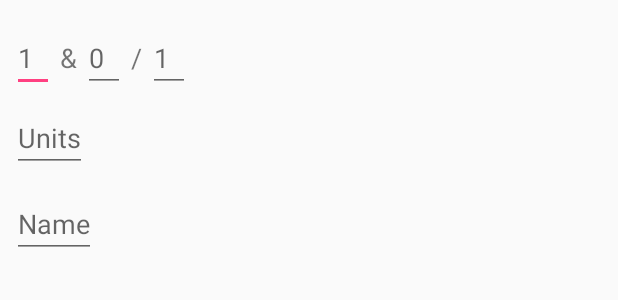
After one commit to reecree/RecipeList_Android, an Android app: the layout dialog_edit_ingredient.xml on its own in the app's theme, with its tools: preview values and no code run, on a phone screen of 412 x 824 dp. The commit adds this screen. Shown: the top 300 px of the screen. Run offline under Robolectric (Android 15) with nearby library versions, the phone set to English and light mode, and no system bars.

Commit message:
Implemented edit ingredient functionality. Still need to have invalid input dialog go ontop of edit ingredient dialog by doing custom class for ingredient dialog

```diff
--- /dev/null
+++ b/app/src/main/res/layout/dialog_edit_ingredient.xml
@@ -0,0 +1,108 @@
+<LinearLayout xmlns:android="http://schemas.android.com/apk/res/android"
+    android:orientation="vertical"
+    android:layout_width="wrap_content"
+    android:layout_height="wrap_content">
+    <RelativeLayout
+        android:layout_width="wrap_content"
+        android:layout_height="wrap_content">
+        <EditText
+            android:id="@+id/dialog_ingr_whole_num"
+            android:inputType="number"
+            android:minWidth="28dp"
+            android:maxLength="4"
+            android:layout_width="wrap_content"
+            android:layout_height="wrap_content"
+            android:layout_marginTop="16dp"
+            android:layout_marginStart="8dp"
+            android:layout_marginEnd="2dp"
+            android:layout_marginBottom="4dp"
+            android:hint="@string/number_1"
+            android:textSize="18sp" />
+        <TextView
+            android:id="@+id/dialog_ingr_amp"
+            android:layout_width="wrap_content"
+            android:layout_height="wrap_content"
+            android:layout_marginStart="2dp"
+            android:layout_marginEnd="2dp"
+            android:layout_toEndOf="@+id/dialog_ingr_whole_num"
+            android:layout_alignBaseline="@+id/dialog_ingr_whole_num"
+            android:text="@string/ampersand"
+            android:textSize="18sp" />
+        <EditText
+            android:id="@+id/dialog_ingr_numerator"
+            android:minWidth="28dp"
+            android:maxLength="4"
+            android:layout_width="wrap_content"
+            android:layout_height="wrap_content"
+            android:inputType="number"
+            android:layout_marginStart="2dp"
+            android:layout_marginEnd="2dp"
+            android:layout_toEndOf="@+id/dialog_ingr_amp"
+            android:layout_alignBaseline="@+id/dialog_ingr_amp"
+            android:textSize="18sp"
+            android:hint="@string/number_0" />
+        <TextView
+            android:id="@+id/dialog_ingr_slash"
+            android:layout_width="wrap_content"
+            android:layout_height="wrap_content"
+            android:layout_marginStart="2dp"
+            android:layout_marginEnd="2dp"
+            android:layout_toEndOf="@+id/dialog_ingr_numerator"
+            android:layout_alignBaseline="@+id/dialog_ingr_numerator"
+            android:text="@string/forslash"
+            android:textSize="18sp"/>
+        <EditText
+            android:id="@+id/dialog_ingr_den"
+            android:minWidth="28dp"
+            android:maxLength="4"
+            android:layout_width="wrap_content"
+            android:layout_height="wrap_content"
+            android:inputType="number"
+            android:layout_marginStart="2dp"
+            android:layout_marginEnd="2dp"
+            android:layout_toEndOf="@+id/dialog_ingr_slash"
+            android:layout_alignBaseline="@+id/dialog_ingr_slash"
+            android:hint="@string/number_1"
+            android:textSize="18sp"/>
+    </RelativeLayout>
+    <!--<RelativeLayout-->
+        <!--android:layout_width="wrap_content"-->
+        <!--android:layout_height="wrap_content">-->
+        <EditText
+            android:id="@+id/dialog_ingr_unit"
+            android:inputType="text"
+            android:maxLines="1"
+            android:maxLength="25"
+            android:layout_width="wrap_content"
+            android:layout_height="wrap_content"
+            android:layout_marginTop="4dp"
+            android:layout_marginStart="8dp"
+            android:layout_marginEnd="2dp"
+            android:layout_marginBottom="8dp"
+            android:textSize="18sp"
+            android:hint="@string/dialog_ingr_units"/>
+        <!--<TextView-->
+            <!--android:id="@+id/dialog_ingr_unit_text"-->
+            <!--android:layout_width="wrap_content"-->
+            <!--android:layout_height="wrap_content"-->
+            <!--android:layout_marginStart="2dp"-->
+            <!--android:layout_marginEnd="2dp"-->
+            <!--android:layout_toEndOf="@+id/dialog_ingr_unit"-->
+            <!--android:layout_alignBaseline="@+id/dialog_ingr_unit"-->
+            <!--android:text="@string/dialog_ingr_units"-->
+            <!--android:textSize="18sp"/>-->
+    <!--</RelativeLayout>-->
+    <EditText
+        android:id="@+id/dialog_ingr_name"
+        android:inputType="text"
+        android:maxLines="2"
+        android:maxLength="50"
+        android:layout_width="wrap_content"
+        android:layout_height="wrap_content"
+        android:layout_marginTop="4dp"
+        android:layout_marginStart="8dp"
+        android:layout_marginEnd="2dp"
+        android:layout_marginBottom="8dp"
+        android:textSize="18sp"
+        android:hint="@string/dialog_ingr_name"/>
+</LinearLayout>
--- a/app/src/main/res/values/strings.xml
+++ b/app/src/main/res/values/strings.xml
@@ -15,8 +15,6 @@
     <string name="button_view_boards">My Boards</string>
     <string name="button_logout">Logout</string>
     <string name="button_get_ingredients">Ingredients</string>
-    <string name="button_ok">Okay</string>
-    <string name="button_cancel">Cancel</string>
 
     <string name="button_my_pins_description">Get Shopping List</string>
 
@@ -24,6 +22,18 @@
     <string name="button_remove_description">Remove Ingredient</string>
     <string name="button_edit_description">Edit Ingredient</string>
 
-    <string name="ingredient_remove_alert">Delete Ingredient</string>
+    <string name="ingredient_remove_alert">Delete Ingredient?</string>
     <string name="ingredient_remove_message">Are you sure you want to delete the ingredient \'%s\'?</string>
+
+    <string name="ampersand">&amp;</string>
+    <string name="forslash">/</string>
+    <string name="number_1">1</string>
+    <string name="number_0">0</string>
+
+    <string name="dialog_ingr_units">Units</string>
+    <string name="dialog_ingr_name">Name</string>
+    <string name="dialog_alert_empty_name">Ingredient name cannot be empty</string>
+    <string name="dialog_alert_input_title">Input Error</string>
+    <string name="dialog_alert_empty_numers">Must set an amount for ingredient</string>
+    <string name="dialog_ingr_edit_title">Edit Ingredient</string>
 </resources>
```
Also changed, not shown: app/src/main/java/com/rupert/recipelist/Ingredient.java (+21 -0 lines), app/src/main/java/com/rupert/recipelist/IngredientsActivity.java (+69 -2 lines).
